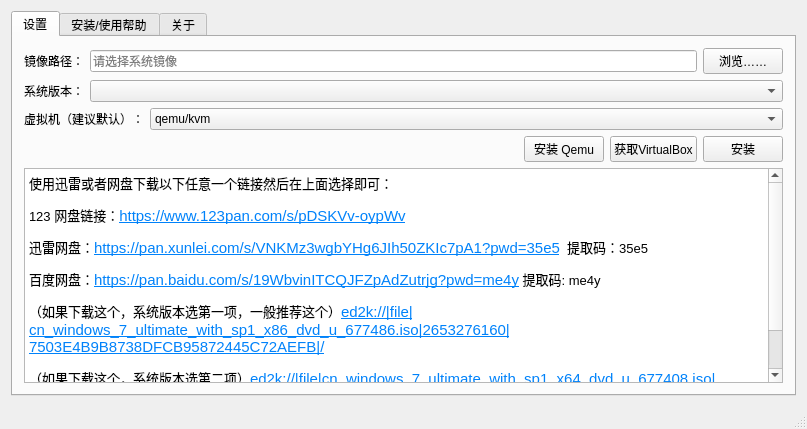
Old version of the form VM-source/mainwindow.ui in the repository gfdgd-xi/deep-wine-runner.
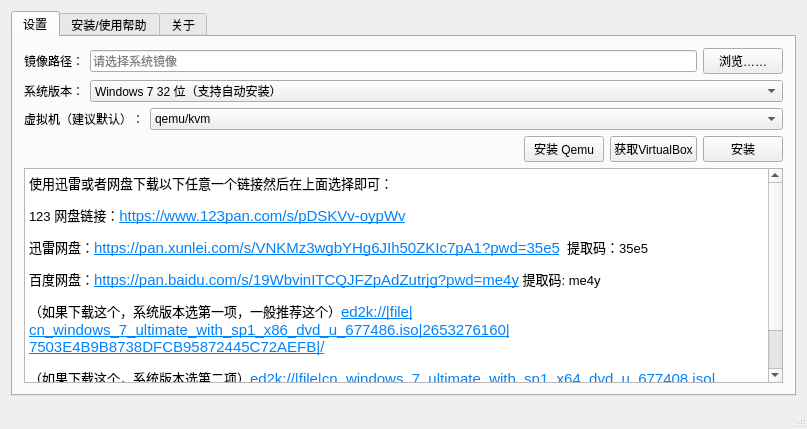
New version of the form. The open tabs and pages were chosen to show the change. Icons and pictures are not drawn.

Commit message: 移除影响编译的属性

The edit to the form file:
```diff
--- a/VM-source/mainwindow.ui
+++ b/VM-source/mainwindow.ui
@@ -72,11 +72,11 @@
           <item>
            <widget class="QComboBox" name="systemVersion">
             <property name="currentText">
+             <string>Windows 7 32 位（支持自动安装）</string>
+            </property>
+            <property name="placeholderText">
              <string/>
             </property>
-            <property name="placeholderText">
-             <string>请选择系统类型（如果识别不了请自行选择，如果选择错误或不支持将无法进行自动安装）</string>
-            </property>
             <item>
              <property name="text">
               <string>Windows 7 32 位（支持自动安装）</string>
```
Left out of the diff: 2 changed lines with no effect on the pictures.
